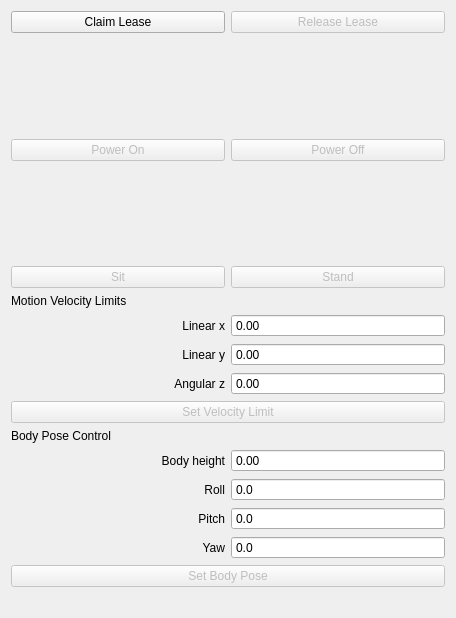
Qt form spot_viz/resource/spot_control.ui (heuristicus/spot_ros) before a commit.
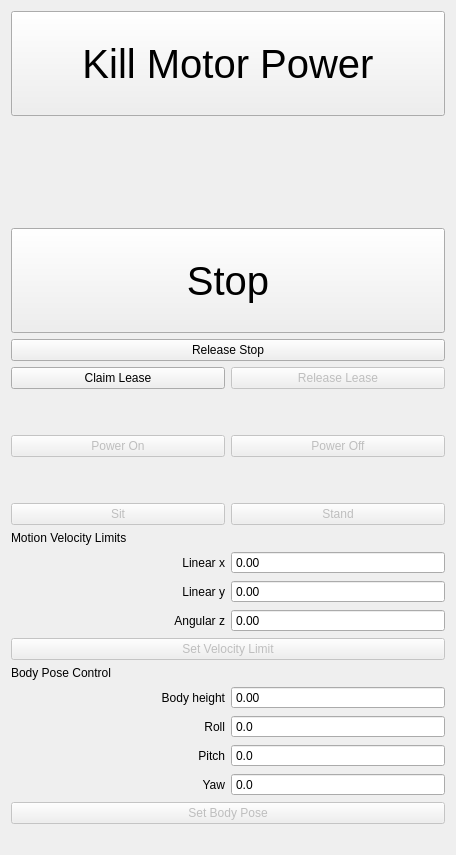
The same form after that commit.

Commit message: add estop buttons to spot panel

The edit to the form file:
```diff
--- a/spot_viz/resource/spot_control.ui
+++ b/spot_viz/resource/spot_control.ui
@@ -7,13 +7,84 @@
     <x>0</x>
     <y>0</y>
     <width>456</width>
-    <height>618</height>
+    <height>855</height>
    </rect>
   </property>
   <property name="windowTitle">
    <string>Form</string>
   </property>
   <layout class="QVBoxLayout" name="verticalLayout_2">
+   <item>
+    <widget class="QPushButton" name="hardStopButton">
+     <property name="sizePolicy">
+      <sizepolicy hsizetype="Minimum" vsizetype="Expanding">
+       <horstretch>0</horstretch>
+       <verstretch>0</verstretch>
+      </sizepolicy>
+     </property>
+     <property name="font">
+      <font>
+       <pointsize>30</pointsize>
+      </font>
+     </property>
+     <property name="toolTip">
+      <string>Hard emergency stop, kills power to motors</string>
+     </property>
+     <property name="text">
+      <string>Kill Motor Power</string>
+     </property>
+    </widget>
+   </item>
+   <item>
+    <spacer name="verticalSpacer_3">
+     <property name="orientation">
+      <enum>Qt::Vertical</enum>
+     </property>
+     <property name="sizeHint" stdset="0">
+      <size>
+       <width>20</width>
+       <height>40</height>
+      </size>
+     </property>
+    </spacer>
+   </item>
+   <item>
+    <widget class="QPushButton" name="gentleStopButton">
+     <property name="sizePolicy">
+      <sizepolicy hsizetype="Minimum" vsizetype="Expanding">
+       <horstretch>0</horstretch>
+       <verstretch>0</verstretch>
+      </sizepolicy>
+     </property>
+     <property name="baseSize">
+      <size>
+       <width>0</width>
+       <height>300</height>
+      </size>
+     </property>
+     <property name="font">
+      <font>
+       <pointsize>30</pointsize>
+      </font>
+     </property>
+     <property name="toolTip">
+      <string>Soft stop, stops whatever the robot is doing</string>
+     </property>
+     <property name="text">
+      <string>Stop</string>
+     </property>
+    </widget>
+   </item>
+   <item>
+    <widget class="QPushButton" name="releaseStopButton">
+     <property name="toolTip">
+      <string>Release the emergency stop</string>
+     </property>
+     <property name="text">
+      <string>Release Stop</string>
+     </property>
+    </widget>
+   </item>
    <item>
     <layout class="QVBoxLayout" name="verticalLayout">
      <item>
```
The commit also changes 2 other files.
